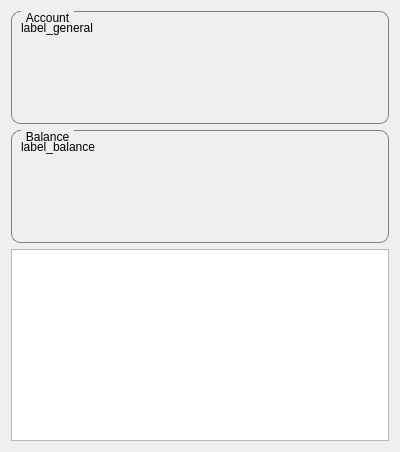
This is res/ui/wallets_tab.ui in duniter/sakia as Qt 5 draws it before an edit. The edited form follows.
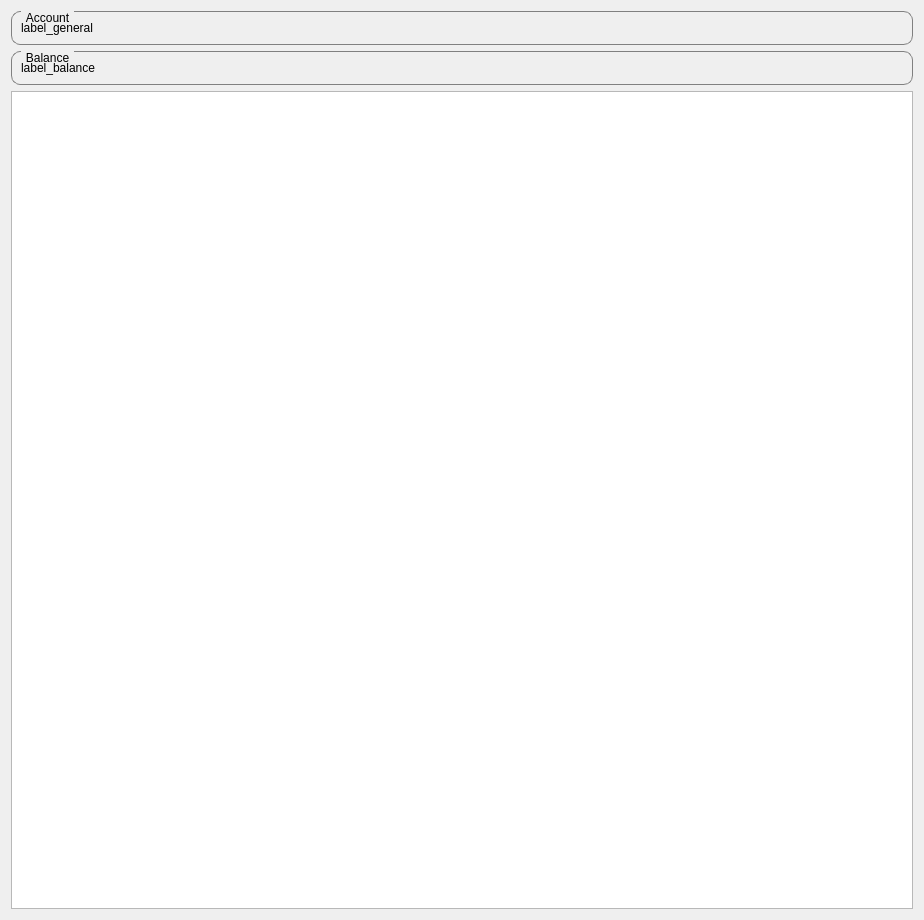
This is the edited form.

Commit message:
Wallets tab as the first tab, and displayed at start
Refactor transactions code from currency_tab to transactions_tab
Improve wallets tab display in fullscreen

```diff
--- a/res/ui/wallets_tab.ui
+++ b/res/ui/wallets_tab.ui
@@ -6,8 +6,8 @@
    <rect>
     <x>0</x>
     <y>0</y>
-    <width>400</width>
-    <height>452</height>
+    <width>924</width>
+    <height>920</height>
    </rect>
   </property>
   <property name="windowTitle">
@@ -27,8 +27,8 @@
 	font-weight: bold;
 }</string>
   </property>
-  <layout class="QVBoxLayout" name="verticalLayout">
-   <item>
+  <layout class="QGridLayout" name="gridLayout">
+   <item row="0" column="0">
     <widget class="QGroupBox" name="groupBox">
      <property name="sizePolicy">
       <sizepolicy hsizetype="Preferred" vsizetype="Preferred">
@@ -45,8 +45,8 @@
      <property name="flat">
       <bool>true</bool>
      </property>
-     <layout class="QVBoxLayout" name="verticalLayout_2">
-      <item>
+     <layout class="QGridLayout" name="gridLayout_2">
+      <item row="0" column="0">
        <widget class="QLabel" name="label_general">
         <property name="text">
          <string>label_general</string>
@@ -62,7 +62,7 @@
      </layout>
     </widget>
    </item>
-   <item>
+   <item row="1" column="0">
     <widget class="QGroupBox" name="groupBox_2">
      <property name="title">
       <string>Balance</string>
@@ -81,12 +81,12 @@
      </layout>
     </widget>
    </item>
-   <item>
+   <item row="2" column="0">
     <widget class="QTableView" name="table_wallets">
      <property name="sizePolicy">
-      <sizepolicy hsizetype="Expanding" vsizetype="Maximum">
+      <sizepolicy hsizetype="Expanding" vsizetype="Preferred">
        <horstretch>0</horstretch>
-       <verstretch>0</verstretch>
+       <verstretch>1</verstretch>
       </sizepolicy>
      </property>
      <property name="contextMenuPolicy">
```
The commit also changes 4 other files.
